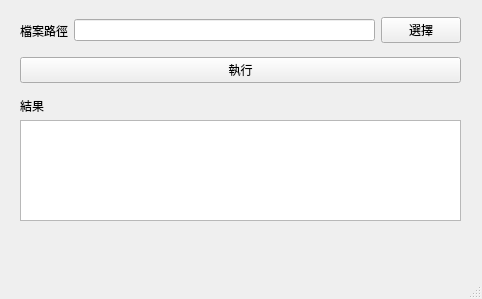
410321137/ML2018_410321137, file Assignment3/mainwindow.ui: the form before one commit.
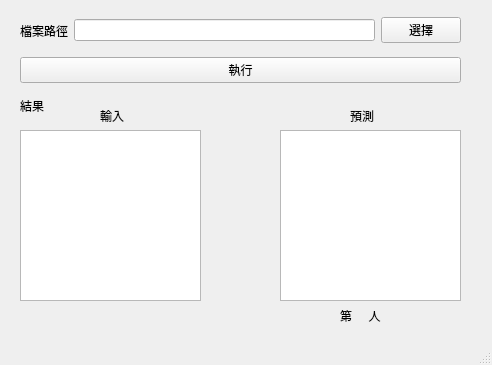
The form after the commit.

```diff
--- a/Assignment3/mainwindow.ui
+++ b/Assignment3/mainwindow.ui
@@ -6,8 +6,8 @@
    <rect>
     <x>0</x>
     <y>0</y>
-    <width>482</width>
-    <height>299</height>
+    <width>492</width>
+    <height>365</height>
    </rect>
   </property>
   <property name="windowTitle">
@@ -62,16 +62,6 @@
      </item>
     </layout>
    </widget>
-   <widget class="QTextBrowser" name="textBrowser">
-    <property name="geometry">
-     <rect>
-      <x>20</x>
-      <y>120</y>
-      <width>441</width>
-      <height>101</height>
-     </rect>
-    </property>
-   </widget>
    <widget class="QLabel" name="label_2">
     <property name="geometry">
      <rect>
@@ -85,17 +75,63 @@
      <string>結果</string>
     </property>
    </widget>
+   <widget class="QGraphicsView" name="graphicsView">
+    <property name="geometry">
+     <rect>
+      <x>20</x>
+      <y>130</y>
+      <width>181</width>
+      <height>171</height>
+     </rect>
+    </property>
+   </widget>
+   <widget class="QGraphicsView" name="graphicsView_2">
+    <property name="geometry">
+     <rect>
+      <x>280</x>
+      <y>130</y>
+      <width>181</width>
+      <height>171</height>
+     </rect>
+    </property>
+   </widget>
    <widget class="QLabel" name="label_3">
     <property name="geometry">
      <rect>
-      <x>30</x>
-      <y>240</y>
-      <width>171</width>
-      <height>16</height>
+      <x>100</x>
+      <y>110</y>
+      <width>47</width>
+      <height>12</height>
      </rect>
     </property>
     <property name="text">
-     <string/>
+     <string>輸入</string>
+    </property>
+   </widget>
+   <widget class="QLabel" name="label_4">
+    <property name="geometry">
+     <rect>
+      <x>350</x>
+      <y>110</y>
+      <width>47</width>
+      <height>12</height>
+     </rect>
+    </property>
+    <property name="text">
+     <string>預測</string>
+    </property>
+   </widget>
+   <widget class="QLabel" name="label_5">
+    <property name="geometry">
+     <rect>
+      <x>340</x>
+      <y>310</y>
+      <width>47</width>
+      <height>12</height>
+     </rect>
+    </property>
+    <property name="text">
+     <string>第     人</string>
     </property>
    </widget>
   </widget>
```
Left out of the diff: 2 changed lines with no effect on the pictures.
